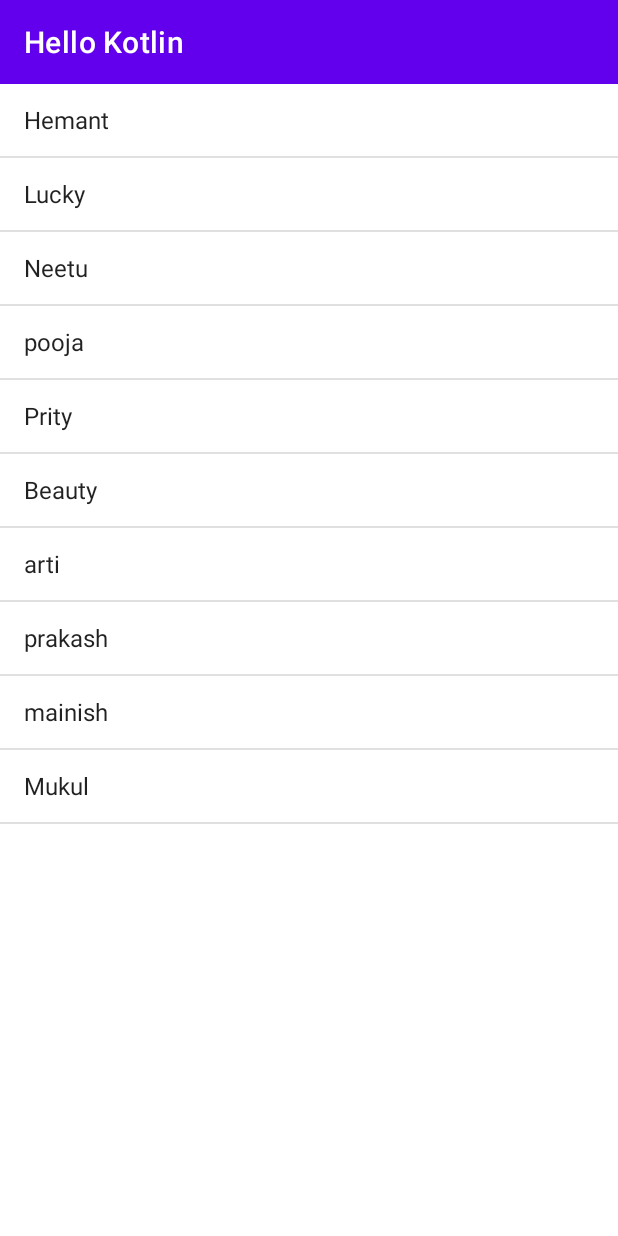
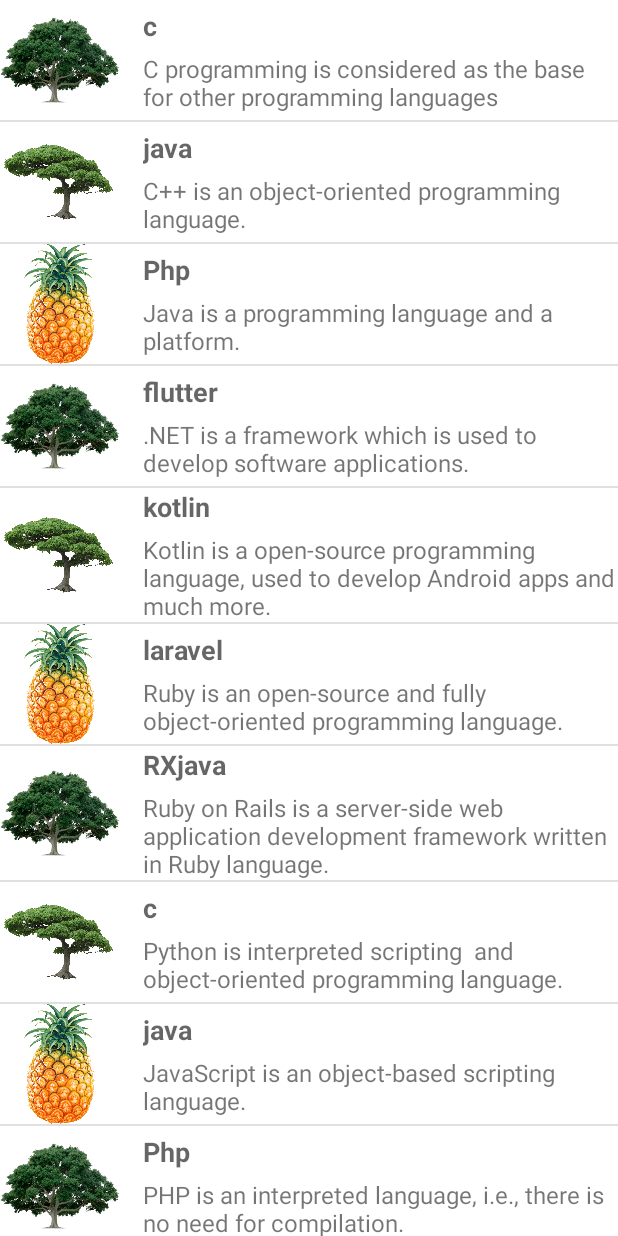
Before and after one commit to hemant00007/kotlin, an Android app: the screen it shows after launch (MainActivity), on a phone screen of 412 x 824 dp. Run offline under Robolectric (Android 15) with nearby library versions, the phone set to English and light mode, and no system bars.

Commit message:
custom listview example with adapter

```diff
--- a/app/src/main/java/com/example/kotlin/MainActivity.kt
+++ b/app/src/main/java/com/example/kotlin/MainActivity.kt
@@ -1,59 +1,41 @@
 package com.example.kotlin
 
-import android.content.DialogInterface
-import android.content.Intent
-import android.graphics.Color
-import android.net.Uri
+
 import androidx.appcompat.app.AppCompatActivity
 import android.os.Bundle
-import android.view.ContextMenu
-import android.view.Gravity
-import android.view.MenuItem
-import android.view.View
-import android.widget.*
-import androidx.appcompat.app.AlertDialog
-import androidx.appcompat.widget.Toolbar
+import android.widget.ListView
+
 
 class MainActivity : AppCompatActivity(){
 
     override fun onCreate(abc:Bundle?) {
         super.onCreate(abc)
         setContentView(R.layout.activity_main)
-      val toolbar = findViewById<Toolbar>(R.id.toolbar)
-        toolbar.setTitle("Hello Kotlin")
-        toolbar.setTitleTextColor(Color.WHITE)
-        setSupportActionBar(toolbar)
-
-
-      val listview = findViewById<ListView>(R.id.listview)
-        val myarraylist = arrayOf<String>("Hemant","Lucky","Neetu","pooja","Prity","Beauty","arti","prakash","mainish","Mukul")
-        val arrayAdapter : ArrayAdapter<String> = ArrayAdapter<String>(this,android.R.layout.simple_list_item_1,myarraylist)
-
-        listview.adapter=arrayAdapter
-        registerForContextMenu(listview)
-    }
-
-    override fun onCreateContextMenu(
-        menu: ContextMenu?,
-        v: View?,
-        menuInfo: ContextMenu.ContextMenuInfo?
-    ) {
-        super.onCreateContextMenu(menu, v, menuInfo)
-        val inflater  = menuInflater
-        inflater.inflate(R.menu.main_menu,menu)
-    }
-
-    override fun onContextItemSelected(item: MenuItem): Boolean {
-       return when(item !!.itemId){
-           R.id.call ->{
-               Toast.makeText(this,"call ",Toast.LENGTH_SHORT).show()
-               return true
-           }
-           R.id.sms -> {
-               Toast.makeText(this,"sms ",Toast.LENGTH_SHORT).show()
-               return true
-           }
-           else -> super.onOptionsItemSelected(item)
-       }
+        val listitem = findViewById<ListView>(R.id.listview)
+        val language = arrayOf<String>("c","java","Php","flutter","kotlin","laravel","RXjava","c","java","Php","flutter","kotlin","RXjava")
+        val desc = arrayOf<String>(
+            "C programming is considered as the base for other programming languages",
+            "C++ is an object-oriented programming language.",
+            "Java is a programming language and a platform.",
+            ".NET is a framework which is used to develop software applications.",
+            "Kotlin is a open-source programming language, used to develop Android apps and much more.",
+            "Ruby is an open-source and fully object-oriented programming language.",
+            "Ruby on Rails is a server-side web application development framework written in Ruby language.",
+            "Python is interpreted scripting  and object-oriented programming language.",
+            "JavaScript is an object-based scripting language.",
+            "PHP is an interpreted language, i.e., there is no need for compilation.",
+            "AJAX allows you to send and receive data asynchronously without reloading the web page.",
+            "Perl is a cross-platform environment used to create network and server-side applications.",
+            "Hadoop is an open source framework from Apache written in Java."
+        )
+        val imagelist = arrayOf<Int>(
+            R.drawable.tree,R.drawable.treetwo,R.drawable.pine,
+            R.drawable.tree,R.drawable.treetwo,R.drawable.pine,
+            R.drawable.tree,R.drawable.treetwo,R.drawable.pine,
+            R.drawable.tree,R.drawable.treetwo,R.drawable.pine,
+            R.drawable.tree
+        )
+        val mylistadapter = MyListadapter(this,language,desc,imagelist)
+        listitem.adapter= mylistadapter
     }
 }
--- /dev/null
+++ b/app/src/main/java/com/example/kotlin/MyListadapter.kt
@@ -0,0 +1,28 @@
+package com.example.kotlin
+
+import android.app.Activity
+import android.view.View
+import android.view.ViewGroup
+import android.widget.ArrayAdapter
+import android.widget.ImageView
+import android.widget.TextView
+import org.w3c.dom.Text
+
+class MyListadapter(private val context: Activity,private val title:Array<String>,private val desc:Array<String>,private val
+imagelist : Array<Int>) : ArrayAdapter<String>(context,R.layout.custom_list,title){
+
+    override fun getView(position: Int, convertView: View?, parent: ViewGroup): View {
+
+        val inflater = context.layoutInflater
+        val rowview = inflater.inflate(R.layout.custom_list,null,true)
+
+        val titletext = rowview.findViewById(R.id.title) as TextView
+        val imageview = rowview.findViewById(R.id.icon) as ImageView
+        val subtitleText = rowview.findViewById(R.id.description) as TextView
+
+        titletext.text=title[position]
+        imageview.setImageResource(imagelist[position])
+        subtitleText.text = desc[position]
+        return rowview
+    }
+}
--- a/app/src/main/res/layout/activity_main.xml
+++ b/app/src/main/res/layout/activity_main.xml
@@ -5,15 +5,10 @@
     android:layout_width="match_parent"
     android:layout_height="match_parent"
     tools:context=".MainActivity">
-   <androidx.appcompat.widget.Toolbar
-       android:id="@+id/toolbar"
-       android:layout_width="match_parent"
-       android:layout_height="wrap_content"
-      android:background="@color/purple_500"/>
+
 
    <ListView
        android:id="@+id/listview"
-       android:layout_below="@+id/toolbar"
        android:layout_width="match_parent"
        android:layout_height="match_parent"/>
 
--- /dev/null
+++ b/app/src/main/res/layout/custom_list.xml
@@ -0,0 +1,45 @@
+<?xml version="1.0" encoding="utf-8"?>
+<LinearLayout xmlns:android="http://schemas.android.com/apk/res/android"
+    xmlns:app="http://schemas.android.com/apk/res-auto"
+    android:layout_width="match_parent"
+    android:layout_height="wrap_content"
+    android:orientation="horizontal">
+    <LinearLayout
+        android:orientation="horizontal"
+        android:layout_width="wrap_content"
+        android:layout_height="wrap_content"
+        android:gravity="center" >
+        <ImageView
+            android:id="@+id/icon"
+            android:layout_width="80dp"
+            android:layout_height="80dp"
+            app:srcCompat="@mipmap/ic_launcher" />
+
+        <LinearLayout
+            android:layout_width="match_parent"
+            android:layout_height="wrap_content"
+            android:layout_weight="1"
+            android:orientation="vertical">
+
+            <TextView
+                android:id="@+id/title"
+                android:layout_width="match_parent"
+                android:layout_height="wrap_content"
+                android:text="title"
+                android:textStyle="bold"
+                android:layout_marginLeft="15dp"
+                android:layout_marginStart="15dp"
+                android:textAppearance="@style/Base.TextAppearance.AppCompat.Medium" />
+
+            <TextView
+                android:id="@+id/description"
+                android:layout_width="match_parent"
+                android:layout_height="wrap_content"
+                android:text="description"
+                android:layout_marginLeft="15dp"
+                android:layout_marginStart="15dp"
+                android:layout_marginTop="5dp"
+                android:textSize="16sp"/>
+        </LinearLayout>
+    </LinearLayout>
+</LinearLayout>
```
Also changed, not shown: app/src/main/res/drawable/pine.png (added), app/src/main/res/drawable/tree.png (added), app/src/main/res/drawable/treetwo.png (added).
